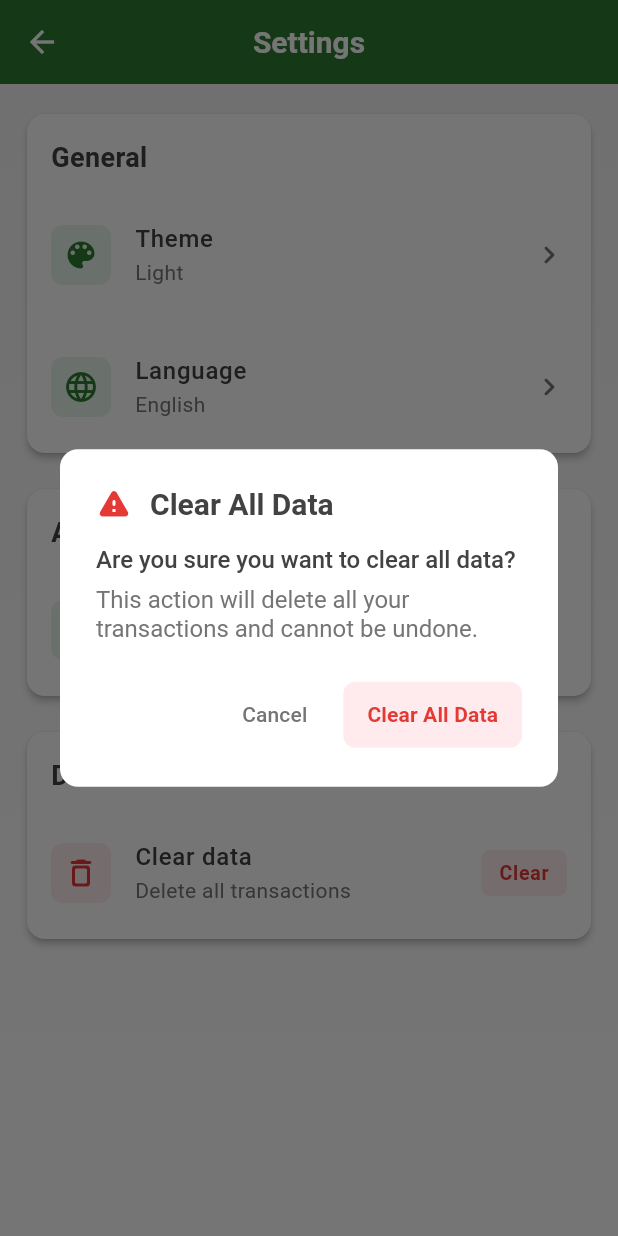
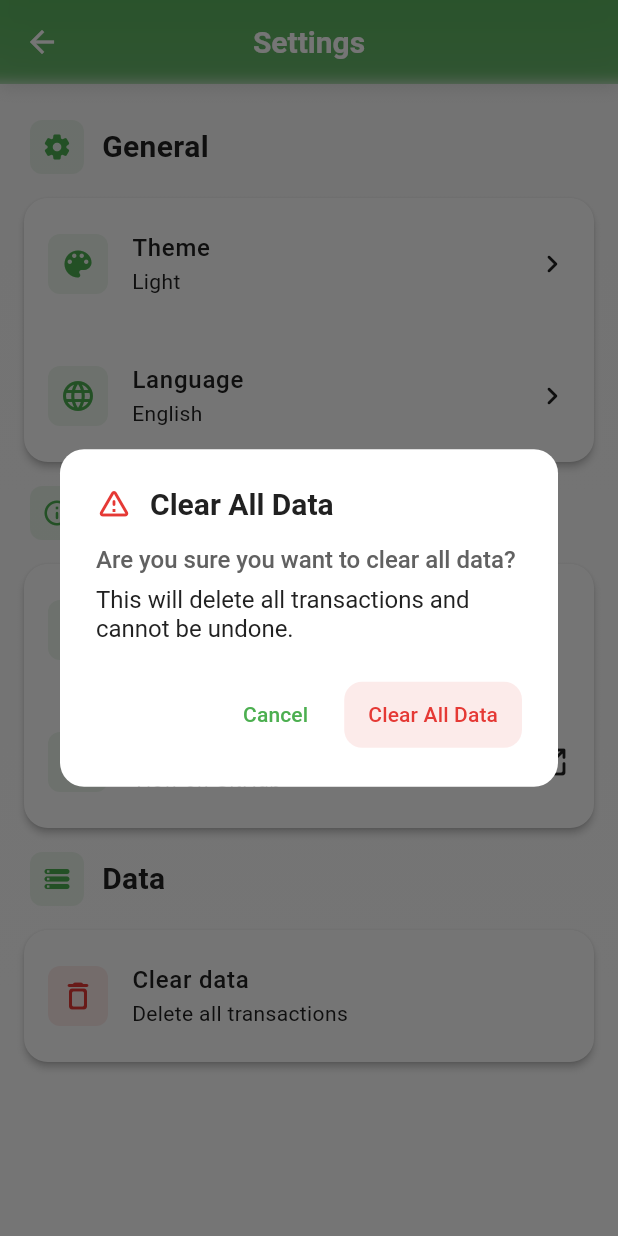
Before and after one commit to tranconguet/monie, a Flutter app: the SettingsPage screen opened directly, after a tap on "Clear data", on a phone screen of 412 x 824 dp. Run offline on Flutter 3.47's test engine with Material 2 defaults, Android fonts, the phone set to English and light mode, and no system bars; our stand-ins replace dartz, dio, equatable, flutter_bloc, freezed_annotation, get_it and 3 more; accounts and stored records are empty.

Commit message:
enhance app bar

```diff
--- a/lib/core/theme/app_theme.dart
+++ b/lib/core/theme/app_theme.dart
@@ -23,16 +23,31 @@ class AppTheme {
       onBackground: Colors.grey[900]!,
       onSurface: Colors.grey[900]!,
     ),
-    appBarTheme: const AppBarTheme(
+    appBarTheme: AppBarTheme(
       elevation: 0,
       centerTitle: true,
-      backgroundColor: primaryDarkColor,
+      scrolledUnderElevation: 0,
+      backgroundColor: Colors.transparent,
       foregroundColor: Colors.white,
-      systemOverlayStyle: SystemUiOverlayStyle.light,
-      titleTextStyle: TextStyle(
+      systemOverlayStyle: SystemUiOverlayStyle(
+        statusBarColor: Colors.transparent,
+        statusBarIconBrightness: Brightness.light,
+        statusBarBrightness: Brightness.dark,
+        systemNavigationBarColor: Colors.transparent,
+        systemNavigationBarIconBrightness: Brightness.light,
+      ),
+      titleTextStyle: const TextStyle(
         fontSize: 20,
         fontWeight: FontWeight.w600,
         color: Colors.white,
+      ),
+      iconTheme: const IconThemeData(
+        color: Colors.white,
+        size: 24,
+      ),
+      actionsIconTheme: const IconThemeData(
+        color: Colors.white,
+        size: 24,
       ),
     ),
     cardTheme: CardTheme(
--- a/lib/features/transaction/presentation/pages/home_page.dart
+++ b/lib/features/transaction/presentation/pages/home_page.dart
@@ -1,3 +1,5 @@
+import 'dart:ui';
+
 import 'package:flutter/material.dart';
 import 'package:flutter_bloc/flutter_bloc.dart';
 import '../bloc/transaction_bloc.dart';
@@ -5,6 +7,7 @@ import '../group_by_type.dart';
 import '../widgets/transaction_form.dart';
 import '../widgets/transaction_list.dart';
 import 'settings_page.dart';
+import 'package:flutter/rendering.dart';
 
 class HomePage extends StatefulWidget {
   const HomePage({super.key});
@@ -67,7 +70,31 @@ class _HomePageState extends State<HomePage> with SingleTickerProviderStateMixin
         );
       },
       child: Scaffold(
-        appBar: AppBar(
+        extendBodyBehindAppBar: true,
+        appBar: PreferredSize(
+          preferredSize: const Size.fromHeight(kToolbarHeight),
+          child: Container(
+            decoration: BoxDecoration(
+              gradient: LinearGradient(
+                begin: Alignment.topCenter,
+                end: Alignment.bottomCenter,
+                colors: [
+                  Theme.of(context).colorScheme.primary.withOpacity(0.9),
+                  Theme.of(context).colorScheme.primary.withOpacity(0.8),
+                ],
+              ),
+              boxShadow: [
+                BoxShadow(
+                  color: Colors.black.withOpacity(0.1),
+                  blurRadius: 8,
+                  offset: const Offset(0, 2),
+                ),
+              ],
+            ),
+            child: ClipRRect(
+              child: BackdropFilter(
+                filter: ImageFilter.blur(sigmaX: 5, sigmaY: 5),
+                child: AppBar(
                   title: const Text('Money Manager'),
                   actions: [
                     IconButton(
@@ -84,6 +111,10 @@ class _HomePageState extends State<HomePage> with SingleTickerProviderStateMixin
                     const SizedBox(width: 4),
                   ],
                 ),
+              ),
+            ),
+          ),
+        ),
         body: Container(
           decoration: BoxDecoration(
             gradient: LinearGradient(
@@ -95,6 +126,7 @@ class _HomePageState extends State<HomePage> with SingleTickerProviderStateMixin
               ],
             ),
           ),
+          child: SafeArea(
             child: Padding(
               padding: const EdgeInsets.all(16.0),
               child: Column(
@@ -298,6 +330,7 @@ class _HomePageState extends State<HomePage> with SingleTickerProviderStateMixin
             ),
           ),
         ),
+      ),
     );
   }
 }
--- a/lib/features/transaction/presentation/pages/settings_page.dart
+++ b/lib/features/transaction/presentation/pages/settings_page.dart
@@ -1,3 +1,5 @@
+import 'dart:ui';
+
 import 'package:flutter/material.dart';
 import 'package:hive_flutter/hive_flutter.dart';
 import 'package:flutter_bloc/flutter_bloc.dart';
@@ -13,79 +15,48 @@ class SettingsPage extends StatelessWidget {
       builder: (BuildContext context) {
         return AlertDialog(
           title: Row(
-            children: const [
+            children: [
               Icon(
-                Icons.warning_rounded,
-                color: Color(0xFFE53935),
+                Icons.warning_amber_rounded,
+                color: Theme.of(context).colorScheme.error,
                 size: 24,
               ),
-              SizedBox(width: 12),
-              Text(
-                'Clear All Data',
-                style: TextStyle(
-                  color: Color(0xFF424242),
-                  fontWeight: FontWeight.w600,
-                ),
-              ),
+              const SizedBox(width: 12),
+              const Text('Clear All Data'),
             ],
           ),
           content: Column(
             mainAxisSize: MainAxisSize.min,
             crossAxisAlignment: CrossAxisAlignment.start,
-            children: const [
-              Text(
+            children: [
+              const Text(
                 'Are you sure you want to clear all data?',
                 style: TextStyle(
-                  color: Color(0xFF424242),
                   fontSize: 16,
                   fontWeight: FontWeight.w500,
                 ),
               ),
-              SizedBox(height: 8),
+              const SizedBox(height: 8),
               Text(
-                'This action will delete all your transactions and cannot be undone.',
+                'This will delete all transactions and cannot be undone.',
                 style: TextStyle(
-                  color: Color(0xFF757575),
+                  color: Theme.of(context).colorScheme.onSurfaceVariant,
                 ),
               ),
             ],
           ),
-          shape: RoundedRectangleBorder(
-            borderRadius: BorderRadius.circular(12),
-          ),
           actions: [
             TextButton(
               onPressed: () => Navigator.of(context).pop(false),
-              style: TextButton.styleFrom(
-                padding: const EdgeInsets.symmetric(horizontal: 16, vertical: 12),
-                shape: RoundedRectangleBorder(
-                  borderRadius: BorderRadius.circular(8),
-                ),
-              ),
-              child: const Text(
-                'Cancel',
-                style: TextStyle(
-                  color: Color(0xFF757575),
-                  fontWeight: FontWeight.w500,
-                ),
-              ),
+              child: const Text('Cancel'),
             ),
             TextButton(
               onPressed: () => Navigator.of(context).pop(true),
               style: TextButton.styleFrom(
-                padding: const EdgeInsets.symmetric(horizontal: 16, vertical: 12),
-                backgroundColor: const Color(0xFFFFEBEE),
-                foregroundColor: const Color(0xFFE53935),
-                shape: RoundedRectangleBorder(
-                  borderRadius: BorderRadius.circular(8),
-                ),
+                foregroundColor: Theme.of(context).colorScheme.error,
+                backgroundColor: Theme.of(context).colorScheme.errorContainer.withOpacity(0.1),
               ),
-              child: const Text(
-                'Clear All Data',
-                style: TextStyle(
-                  fontWeight: FontWeight.w600,
-                ),
-              ),
+              child: const Text('Clear All Data'),
             ),
           ],
         );
@@ -95,67 +66,42 @@ class SettingsPage extends StatelessWidget {
 
   Future<void> _clearAllData(BuildContext context) async {
     try {
-      final box = Hive.box<TransactionModel>('transactions');
+      final box = await Hive.openBox<TransactionModel>('transactions');
       await box.clear();
 
-      // Refresh transactions list
       context.read<TransactionBloc>().add(const TransactionEvent.started());
 
-      // Show success message
       ScaffoldMessenger.of(context).showSnackBar(
         SnackBar(
           content: Row(
-            children: const [
+            children: [
               Icon(
-                Icons.check_circle_outline_rounded,
-                color: Colors.white,
+                Icons.check_circle,
+                color: Theme.of(context).colorScheme.onPrimary,
               ),
-              SizedBox(width: 12),
-              Text(
-                'All data has been cleared',
-                style: TextStyle(
-                  color: Colors.white,
-                  fontSize: 16,
-                  fontWeight: FontWeight.w500,
-                ),
-              ),
+              const SizedBox(width: 12),
+              const Text('All data has been cleared'),
             ],
           ),
-          backgroundColor: const Color(0xFF2E7D32),
+          backgroundColor: Colors.green,
           behavior: SnackBarBehavior.floating,
-          shape: RoundedRectangleBorder(
-            borderRadius: BorderRadius.circular(8),
-          ),
-          margin: const EdgeInsets.all(16),
-          duration: const Duration(seconds: 3),
         ),
       );
     } catch (e) {
       ScaffoldMessenger.of(context).showSnackBar(
         SnackBar(
           content: Row(
-            children: const [
+            children: [
               Icon(
-                Icons.error_outline_rounded,
-                color: Colors.white,
+                Icons.error,
+                color: Theme.of(context).colorScheme.onError,
               ),
-              SizedBox(width: 12),
-              Text(
-                'Failed to clear data',
-                style: TextStyle(
-                  color: Colors.white,
-                  fontSize: 16,
-                  fontWeight: FontWeight.w500,
-                ),
-              ),
+              const SizedBox(width: 12),
+              const Text('Failed to clear data'),
             ],
           ),
-          backgroundColor: const Color(0xFFE53935),
+          backgroundColor: Theme.of(context).colorScheme.error,
           behavior: SnackBarBehavior.floating,
-          shape: RoundedRectangleBorder(
-            borderRadius: BorderRadius.circular(8),
-          ),
-          margin: const EdgeInsets.all(16),
         ),
       );
     }
@@ -164,77 +110,85 @@ class SettingsPage extends StatelessWidget {
   @override
   Widget build(BuildContext context) {
     return Scaffold(
-      appBar: AppBar(
-        title: const Text(
-          'Settings',
-          style: TextStyle(fontWeight: FontWeight.w600),
+      extendBodyBehindAppBar: true,
+      appBar: PreferredSize(
+        preferredSize: const Size.fromHeight(kToolbarHeight),
+        child: Container(
+          decoration: BoxDecoration(
+            gradient: LinearGradient(
+              begin: Alignment.topCenter,
+              end: Alignment.bottomCenter,
+              colors: [
+                Theme.of(context).colorScheme.primary.withOpacity(0.9),
+                Theme.of(context).colorScheme.primary.withOpacity(0.8),
+              ],
+            ),
+            boxShadow: [
+              BoxShadow(
+                color: Colors.black.withOpacity(0.1),
+                blurRadius: 8,
+                offset: const Offset(0, 2),
+              ),
+            ],
+          ),
+          child: ClipRRect(
+            child: BackdropFilter(
+              filter: ImageFilter.blur(sigmaX: 5, sigmaY: 5),
+              child: AppBar(
+                title: const Text('Settings'),
+              ),
+            ),
+          ),
         ),
-        centerTitle: true,
-        elevation: 0,
-        backgroundColor: const Color(0xFF2E7D32),
-        foregroundColor: Colors.white,
       ),
       body: Container(
-        decoration: const BoxDecoration(
+        decoration: BoxDecoration(
           gradient: LinearGradient(
             begin: Alignment.topCenter,
             end: Alignment.bottomCenter,
             colors: [
-              Color(0xFFF5F5F5), // Light grey
+              Theme.of(context).colorScheme.background,
               Colors.white,
             ],
           ),
         ),
-        child: ListView(
-          padding: const EdgeInsets.all(16),
-          children: [
-            Card(
-              elevation: 2,
-              shape: RoundedRectangleBorder(
-                borderRadius: BorderRadius.circular(12),
-              ),
-              child: Column(
-                crossAxisAlignment: CrossAxisAlignment.start,
+        child: SafeArea(
+          child: ListView(
+            padding: const EdgeInsets.symmetric(vertical: 16),
+            children: [
+              _buildSection(
+                context,
+                title: 'General',
+                icon: Icons.settings_rounded,
                 children: [
-                  const Padding(
-                    padding: EdgeInsets.fromLTRB(16, 16, 16, 8),
-                    child: Text(
-                      'General',
-                      style: TextStyle(
-                        fontSize: 18,
-                        fontWeight: FontWeight.w600,
-                        color: Color(0xFF424242),
-                      ),
-                    ),
-                  ),
                   ListTile(
                     leading: Container(
                       padding: const EdgeInsets.all(8),
                       decoration: BoxDecoration(
-                        color: const Color(0xFFE8F5E9),
+                        color: Theme.of(context).colorScheme.primary.withOpacity(0.1),
                         borderRadius: BorderRadius.circular(8),
                       ),
-                      child: const Icon(
+                      child: Icon(
                         Icons.color_lens_rounded,
-                        color: Color(0xFF2E7D32),
+                        color: Theme.of(context).colorScheme.primary,
+                        size: 24,
                       ),
                     ),
                     title: const Text(
                       'Theme',
                       style: TextStyle(
                         fontWeight: FontWeight.w500,
-                        color: Color(0xFF424242),
                       ),
                     ),
-                    subtitle: const Text(
+                    subtitle: Text(
                       'Light',
                       style: TextStyle(
-                        color: Color(0xFF757575),
+                        color: Theme.of(context).colorScheme.onSurfaceVariant,
                       ),
                     ),
-                    trailing: const Icon(
+                    trailing: Icon(
                       Icons.chevron_right_rounded,
-                      color: Color(0xFF757575),
+                      color: Theme.of(context).colorScheme.onSurfaceVariant,
                     ),
                     onTap: () {
                       // TODO: Implement theme selection
@@ -244,30 +198,30 @@ class SettingsPage extends StatelessWidget {
                     leading: Container(
                       padding: const EdgeInsets.all(8),
                       decoration: BoxDecoration(
-                        color: const Color(0xFFE8F5E9),
+                        color: Theme.of(context).colorScheme.primary.withOpacity(0.1),
                         borderRadius: BorderRadius.circular(8),
                       ),
-                      child: const Icon(
+                      child: Icon(
                         Icons.language_rounded,
-                        color: Color(0xFF2E7D32),
+                        color: Theme.of(context).colorScheme.primary,
+                        size: 24,
                       ),
                     ),
                     title: const Text(
                       'Language',
                       style: TextStyle(
                         fontWeight: FontWeight.w500,
-                        color: Color(0xFF424242),
                       ),
                     ),
-                    subtitle: const Text(
+                    subtitle: Text(
                       'English',
                       style: TextStyle(
-                        color: Color(0xFF757575),
+                        color: Theme.of(context).colorScheme.onSurfaceVariant,
                       ),
                     ),
-                    trailing: const Icon(
+                    trailing: Icon(
                       Icons.chevron_right_rounded,
-                      color: Color(0xFF757575),
+                      color: Theme.of(context).colorScheme.onSurfaceVariant,
                     ),
                     onTap: () {
                       // TODO: Implement language selection
@@ -275,24 +229,34 @@ class SettingsPage extends StatelessWidget {
                   ),
                 ],
               ),
-            ),
-            const SizedBox(height: 16),
-            Card(
-              elevation: 2,
-              shape: RoundedRectangleBorder(
-                borderRadius: BorderRadius.circular(12),
-              ),
-              child: Column(
-                crossAxisAlignment: CrossAxisAlignment.start,
+              _buildSection(
+                context,
+                title: 'About',
+                icon: Icons.info_outline_rounded,
                 children: [
-                  const Padding(
-                    padding: EdgeInsets.fromLTRB(16, 16, 16, 8),
-                    child: Text(
-                      'About',
+                  ListTile(
+                    leading: Container(
+                      padding: const EdgeInsets.all(8),
+                      decoration: BoxDecoration(
+                        color: Theme.of(context).colorScheme.primary.withOpacity(0.1),
+                        borderRadius: BorderRadius.circular(8),
+                      ),
+                      child: Icon(
+                        Icons.info_outline_rounded,
+                        color: Theme.of(context).colorScheme.primary,
+                        size: 24,
+                      ),
+                    ),
+                    title: const Text(
+                      'Version',
                       style: TextStyle(
-                        fontSize: 18,
-                        fontWeight: FontWeight.w600,
-                        color: Color(0xFF424242),
+                        fontWeight: FontWeight.w500,
+                      ),
+                    ),
+                    subtitle: Text(
+                      '1.0.0',
+                      style: TextStyle(
+                        color: Theme.of(context).colorScheme.onSurfaceVariant,
                       ),
                     ),
                   ),
@@ -300,92 +264,65 @@ class SettingsPage extends StatelessWidget {
                     leading: Container(
                       padding: const EdgeInsets.all(8),
                       decoration: BoxDecoration(
-                        color: const Color(0xFFE8F5E9),
+                        color: Theme.of(context).colorScheme.primary.withOpacity(0.1),
                         borderRadius: BorderRadius.circular(8),
                       ),
-                      child: const Icon(
-                        Icons.info_outline_rounded,
-                        color: Color(0xFF2E7D32),
+                      child: Icon(
+                        Icons.code_rounded,
+                        color: Theme.of(context).colorScheme.primary,
+                        size: 24,
                       ),
                     ),
                     title: const Text(
-                      'Version',
+                      'Source Code',
                       style: TextStyle(
                         fontWeight: FontWeight.w500,
-                        color: Color(0xFF424242),
                       ),
                     ),
-                    subtitle: const Text(
-                      '1.0.0',
+                    subtitle: Text(
+                      'View on GitHub',
                       style: TextStyle(
-                        color: Color(0xFF757575),
+                        color: Theme.of(context).colorScheme.onSurfaceVariant,
                       ),
                     ),
+                    trailing: Icon(
+                      Icons.open_in_new_rounded,
+                      color: Theme.of(context).colorScheme.onSurfaceVariant,
+                    ),
+                    onTap: () {
+                      // TODO: Open GitHub repository
+                    },
                   ),
                 ],
               ),
-            ),
-            const SizedBox(height: 16),
-            Card(
-              elevation: 2,
-              shape: RoundedRectangleBorder(
-                borderRadius: BorderRadius.circular(12),
-              ),
-              child: Column(
-                crossAxisAlignment: CrossAxisAlignment.start,
+              _buildSection(
+                context,
+                title: 'Data',
+                icon: Icons.storage_rounded,
                 children: [
-                  const Padding(
-                    padding: EdgeInsets.fromLTRB(16, 16, 16, 8),
-                    child: Text(
-                      'Data',
-                      style: TextStyle(
-                        fontSize: 18,
-                        fontWeight: FontWeight.w600,
-                        color: Color(0xFF424242),
-                      ),
-                    ),
-                  ),
                   ListTile(
                     leading: Container(
                       padding: const EdgeInsets.all(8),
                       decoration: BoxDecoration(
-                        color: const Color(0xFFFFEBEE),
+                        color: Theme.of(context).colorScheme.error.withOpacity(0.1),
                         borderRadius: BorderRadius.circular(8),
                       ),
-                      child: const Icon(
+                      child: Icon(
                         Icons.delete_outline_rounded,
-                        color: Color(0xFFE53935),
+                        color: Theme.of(context).colorScheme.error,
+                        size: 24,
                       ),
                     ),
                     title: const Text(
                       'Clear data',
                       style: TextStyle(
                         fontWeight: FontWeight.w500,
-                        color: Color(0xFF424242),
                       ),
                     ),
-                    subtitle: const Text(
+                    subtitle: Text(
                       'Delete all transactions',
                       style: TextStyle(
-                        color: Color(0xFF757575),
-                      ),
-                    ),
-                    trailing: Container(
-                      padding: const EdgeInsets.symmetric(
-                        horizontal: 12,
-                        vertical: 6,
-                      ),
-                      decoration: BoxDecoration(
-                        color: const Color(0xFFFFEBEE),
-                        borderRadius: BorderRadius.circular(6),
-                      ),
-                      child: const Text(
-                        'Clear',
-                        style: TextStyle(
-                          color: Color(0xFFE53935),
-                          fontWeight: FontWeight.w600,
-                          fontSize: 13,
-                        ),
+                        color: Theme.of(context).colorScheme.onSurfaceVariant,
                       ),
                     ),
                     onTap: () async {
@@ -396,10 +333,56 @@ class SettingsPage extends StatelessWidget {
                   ),
                 ],
               ),
-            ),
-          ],
+            ],
+          ),
         ),
       ),
     );
   }
+
+  Widget _buildSection(
+    BuildContext context, {
+    required String title,
+    required IconData icon,
+    required List<Widget> children,
+  }) {
+    return Column(
+      crossAxisAlignment: CrossAxisAlignment.start,
+      children: [
+        Padding(
+          padding: const EdgeInsets.symmetric(horizontal: 20, vertical: 8),
+          child: Row(
+            children: [
+              Container(
+                padding: const EdgeInsets.all(8),
+                decoration: BoxDecoration(
+                  color: Theme.of(context).colorScheme.primary.withOpacity(0.1),
+                  borderRadius: BorderRadius.circular(8),
+                ),
+                child: Icon(
+                  icon,
+                  color: Theme.of(context).colorScheme.primary,
+                  size: 20,
+                ),
+              ),
+              const SizedBox(width: 12),
+              Text(
+                title,
+                style: const TextStyle(
+                  fontSize: 20,
+                  fontWeight: FontWeight.bold,
+                ),
+              ),
+            ],
+          ),
+        ),
+        Card(
+          margin: const EdgeInsets.symmetric(horizontal: 16, vertical: 8),
+          child: Column(
+            children: children,
+          ),
+        ),
+      ],
+    );
+  }
 }
--- a/lib/features/transaction/presentation/widgets/grouped_transaction_list.dart
+++ b/lib/features/transaction/presentation/widgets/grouped_transaction_list.dart
@@ -254,7 +254,7 @@ class _GroupedTransactionListState extends State<GroupedTransactionList> {
               child: AnimatedContainer(
                 duration: const Duration(milliseconds: 300),
                 curve: Curves.easeInOut,
-                height: isExpanded ? group.transactions.length * 76.0 + 8: 0,
+                height: isExpanded ? group.transactions.length * 88: 0,
                 child: SingleChildScrollView(
                   physics: const NeverScrollableScrollPhysics(),
                   child: Column(
```
Lines whose indentation alone changed are shown as unchanged.
